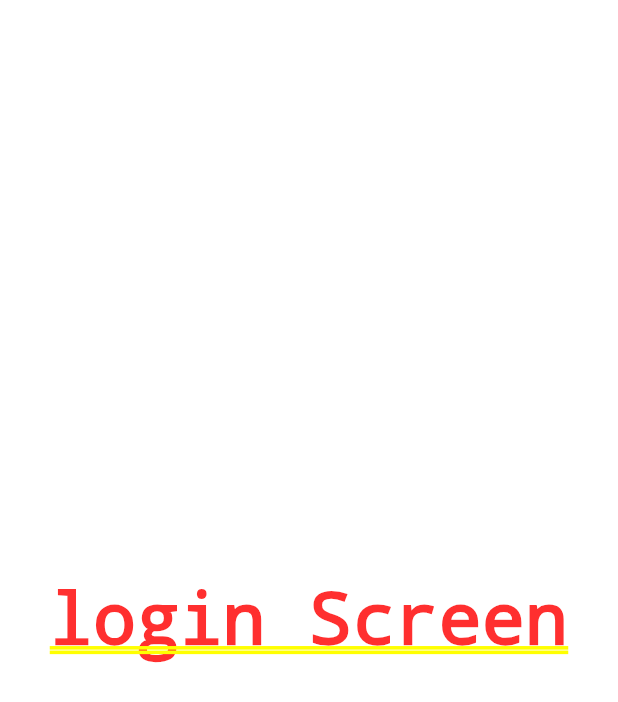
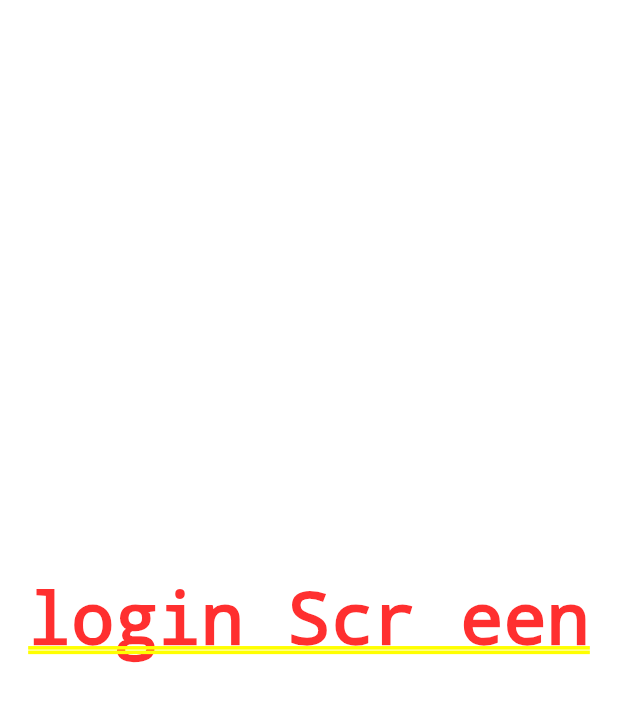
Before and after one commit to AbdElhamidShahin/Doctor_app, a Flutter app: the screen it shows after launch, after a tap on "Get Start", on a phone screen of 412 x 824 dp. Shown: the top 702 px of the screen. Run offline on Flutter 3.47's test engine with Material 3 defaults, Android fonts, the phone set to English and light mode, and no system bars; our stand-ins replace flutter_screenutil, flutter_svg, go_router.

Commit message:
fake push

```diff
--- a/lib/features/login/ui/loginScreen.dart
+++ b/lib/features/login/ui/loginScreen.dart
@@ -5,6 +5,6 @@ class LoginScreen extends StatelessWidget {
 
   @override
   Widget build(BuildContext context) {
-    return Center(child: Text("login Screen"));
+    return Center(child: Text("login Scr een"));
   }
 }
```
